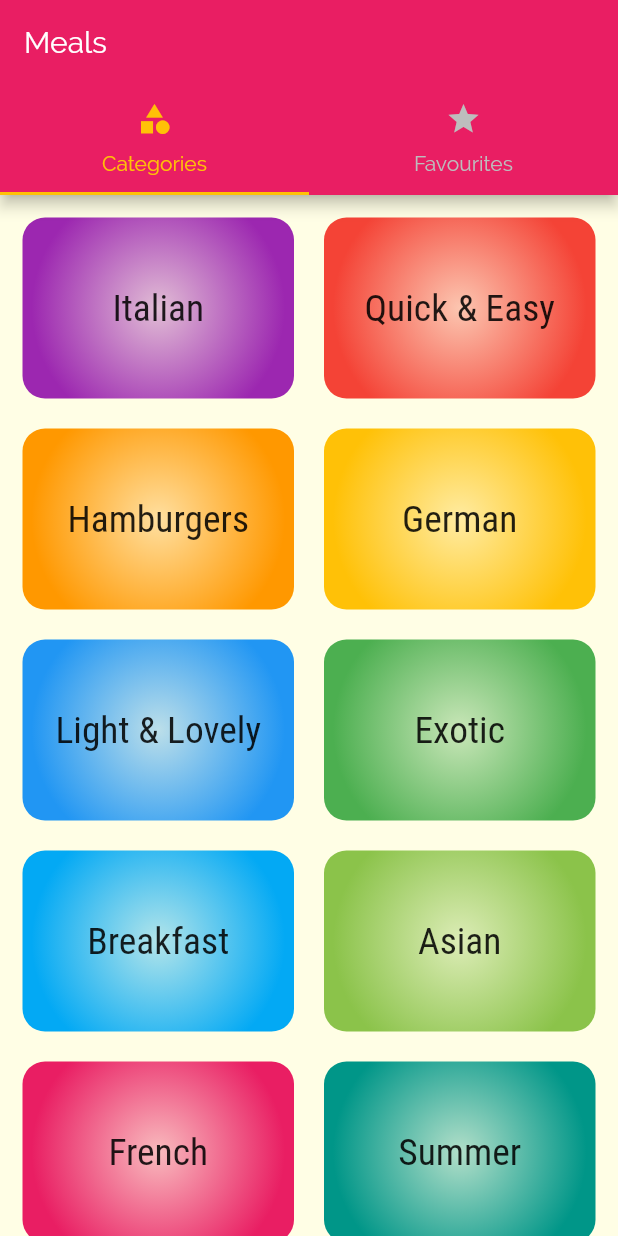
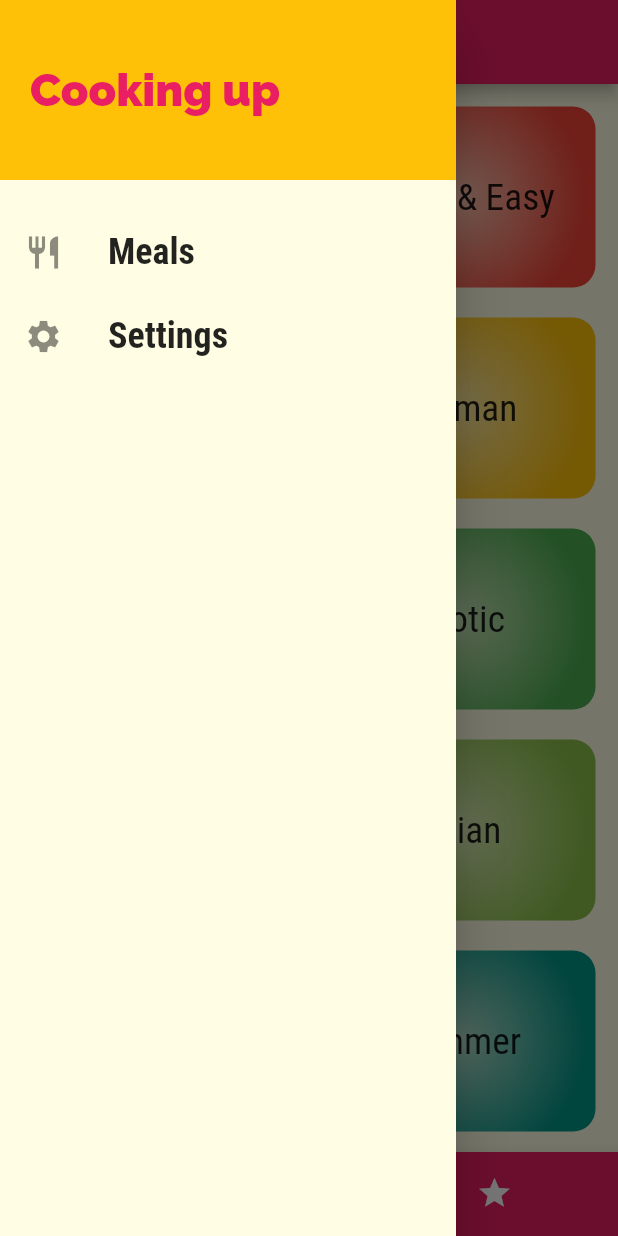
Before and after one commit to Tushtisachdeva01/Find_your_meal, a Flutter app: the screen it shows after launch, with the side drawer open (before the commit the screen has no drawer), on a phone screen of 412 x 824 dp. Run offline on Flutter 3.47's test engine with Material 2 defaults, Android fonts, the phone set to English and light mode, and no system bars.

Commit message:
Final commit

```diff
--- a/lib/main.dart
+++ b/lib/main.dart
@@ -1,13 +1,72 @@
 import 'package:flutter/material.dart';
 
-import './screens/tabs_screen.dart';
+import './dummydata.dart';
+import './screens/filter_screen.dart';
+import './screens/tab_screen2.dart';
 import './screens/mealDetail_screen.dart';
 import './screens/meals_screen.dart';
 import './screens/categories_screen.dart';
+import './models/meals.dart';
 
 void main() => runApp(MyApp());
 
-class MyApp extends StatelessWidget {
+class MyApp extends StatefulWidget {
+  @override
+  _MyAppState createState() => _MyAppState();
+}
+
+class _MyAppState extends State<MyApp> {
+  Map<String, bool> filters = {
+    'gluten': false,
+    'lactose': false,
+    'vegan': false,
+    'vegetarian': false,
+  };
+
+  List<Meal> availableMeal = DUMMY_MEALS;
+
+  List<Meal> favouriteMeal = [];
+
+  void setFilters(Map<String, bool> filterData) {
+    setState(() {
+      filters = filterData;
+      availableMeal = DUMMY_MEALS.where((meal) {
+        if (filters['gluten'] && !meal.isGlutenFree) {
+          return false;
+        }
+        if (filters['lactose'] && !meal.isLactoseFree) {
+          return false;
+        }
+        if (filters['vegan'] && !meal.isVegan) {
+          return false;
+        }
+        if (filters['vegetatian'] && !meal.isVegetarian) {
+          return false;
+        }
+        return true;
+      }).toList();
+    });
+  }
+
+  void toggleFavourite(String mealId) {
+    final index = favouriteMeal.indexWhere((meal) => meal.id == mealId);
+    if (index >= 0) {
+      setState(() {
+        favouriteMeal.removeAt(index);
+      });
+    } else {
+      setState(() {
+        favouriteMeal.add(
+        DUMMY_MEALS.firstWhere((meal) => meal.id == mealId),
+      );
+      });
+    }
+  }
+
+  bool isFav(String id){
+    return favouriteMeal.any((meal) => meal.id == id);
+  }
+
   @override
   Widget build(BuildContext context) {
     return MaterialApp(
@@ -28,10 +87,12 @@ class MyApp extends StatelessWidget {
               ),
             ),
       ),
-      home: TabScreen(),
+      initialRoute: '/start',
       routes: {
-        '/meals': (ctx) => MealsScreen(),
-        '/mealDetail': (ctx) => MealDetailScreen()
+        '/start': (ctx) => TabsScreen(favouriteMeal),
+        '/meals': (ctx) => MealsScreen(availableMeal),
+        '/mealDetail': (ctx) => MealDetailScreen(toggleFavourite ,isFav),
+        '/filters': (ctx) => FilterScreen(filters, setFilters),
         // MealDetailScreen.routeName : (ctx) =>MealDetailScreen()
       },
       onUnknownRoute: (settings) {
--- /dev/null
+++ b/lib/screens/tab_screen2.dart
@@ -0,0 +1,64 @@
+import 'package:flutter/material.dart';
+
+import '../widgets/drawer.dart';
+import './categories_screen.dart';
+import './favourite_screen.dart';
+import '../models/meals.dart';
+
+class TabsScreen extends StatefulWidget {
+
+  final List<Meal> favouriteMeals;
+  TabsScreen(this.favouriteMeals);
+
+  @override
+  _TabsScreenState createState() => _TabsScreenState();
+}
+
+class _TabsScreenState extends State<TabsScreen> {
+  List<Map<String, Object>> pages;
+
+  int selectedPageIndex = 0;
+
+  @override
+  void initState() {
+    pages = [
+    {'page': CategoryScreen(), 'title': 'Categories'},
+    {'page': FavouriteScreen(widget.favouriteMeals), 'title': ' Your Favourites'},
+  ];
+    super.initState();
+  }
+
+  void selectPage(int index) {
+    setState(() {
+      selectedPageIndex = index;
+    });
+  }
+
+  @override
+  Widget build(BuildContext context) {
+    return Scaffold(
+      appBar: AppBar(
+        title: Text(pages[selectedPageIndex]['title']),
+      ),
+      drawer: MainDrawer(),
+      body: pages[selectedPageIndex]['page'],
+      bottomNavigationBar: BottomNavigationBar(
+          onTap: selectPage,
+          backgroundColor: Theme.of(context).primaryColor,
+          unselectedItemColor: Colors.white,
+          selectedItemColor: Theme.of(context).accentColor,
+          currentIndex: selectedPageIndex,
+          type: BottomNavigationBarType.shifting,
+          items: [
+            BottomNavigationBarItem(
+                backgroundColor: Theme.of(context).primaryColor,
+                icon: Icon(Icons.category),
+                title: Text('Categories')),
+            BottomNavigationBarItem(
+                backgroundColor: Theme.of(context).primaryColor,
+                icon: Icon(Icons.star),
+                title: Text('Favourites')),
+          ]),
+    );
+  }
+}
--- a/lib/screens/tabs_screen.dart
+++ b/lib/screens/tabs_screen.dart
@@ -1,43 +1,43 @@
-import 'package:flutter/material.dart';
-import '../screens/categories_screen.dart';
-import '../screens/favourite_screen.dart';
+// import 'package:flutter/material.dart';
+// import '../screens/categories_screen.dart';
+// import '../screens/favourite_screen.dart';
 
-class TabScreen extends StatefulWidget {
-  @override
-  _TabScreenState createState() => _TabScreenState();
-}
+// class TabScreen extends StatefulWidget {
+//   @override
+//   _TabScreenState createState() => _TabScreenState();
+// }
 
-class _TabScreenState extends State<TabScreen> {
-  @override
-  Widget build(BuildContext context) {
-    return DefaultTabController(
-      length: 2,
-      child: Scaffold(
-        appBar: AppBar(
-          title: Text('Meals'),
-          bottom: TabBar(
-            unselectedLabelColor: Colors.grey[400],
-            labelColor: Colors.amber,
-            indicatorColor: Colors.amber,
-            tabs: <Widget>[
-              Tab(
-                icon: Icon(Icons.category),
-                text: 'Categories',
-              ),
-              Tab(
-                icon: Icon(Icons.star),
-                text: 'Favourites',
-              ),
-            ],
-          ),
-        ),
-        body: TabBarView(
-          children: <Widget>[
-            CategoryScreen(),
-            FavouriteScreen(),
-          ],
-        ),
-      ),
-    );
-  }
-}
+// class _TabScreenState extends State<TabScreen> {
+//   @override
+//   Widget build(BuildContext context) {
+//     return DefaultTabController(
+//       length: 2,
+//       child: Scaffold(
+//         appBar: AppBar(
+//           title: Text('Meals'),
+//           bottom: TabBar(
+//             unselectedLabelColor: Colors.grey[400],
+//             labelColor: Colors.amber,
+//             indicatorColor: Colors.amber,
+//             tabs: <Widget>[
+//               Tab(
+//                 icon: Icon(Icons.category),
+//                 text: 'Categories',
+//               ),
+//               Tab(
+//                 icon: Icon(Icons.star),
+//                 text: 'Favourites',
+//               ),
+//             ],
+//           ),
+//         ),
+//         body: TabBarView(
+//           children: <Widget>[
+//             CategoryScreen(),
+//             FavouriteScreen(),
+//           ],
+//         ),
+//       ),
+//     );
+//   }
+// }
--- /dev/null
+++ b/lib/widgets/drawer.dart
@@ -0,0 +1,61 @@
+import 'package:flutter/material.dart';
+
+class MainDrawer extends StatelessWidget {
+  Widget buildListTime(String title, IconData icon, Function tap) {
+    return ListTile(
+      leading: Icon(
+        icon,
+        size: 26,
+      ),
+      title: Text(
+        title,
+        style: TextStyle(
+          fontSize: 24,
+          fontFamily: 'RobotoCondensed',
+          fontWeight: FontWeight.bold,
+        ),
+      ),
+      onTap: tap,
+    );
+  }
+
+  @override
+  Widget build(BuildContext context) {
+    return Drawer(
+      child: Column(
+        children: <Widget>[
+          Container(
+            color: Theme.of(context).accentColor,
+            height: 120,
+            width: double.infinity,
+            padding: EdgeInsets.all(20),
+            alignment: Alignment.centerLeft,
+            child: Text(
+              'Cooking up',
+              style: TextStyle(
+                fontWeight: FontWeight.w900,
+                fontSize: 30,
+                color: Theme.of(context).primaryColor,
+              ),
+            ),
+          ),
+          SizedBox(height: 20),
+          buildListTime(
+            'Meals',
+            Icons.restaurant,
+            () {
+              Navigator.of(context).pushReplacementNamed('/start');
+            },
+          ),
+          buildListTime(
+            'Settings',
+            Icons.settings,
+            () {
+              Navigator.of(context).pushReplacementNamed('/filters');
+            },
+          ),
+        ],
+      ),
+    );
+  }
+}
--- a/lib/widgets/meal_item.dart
+++ b/lib/widgets/meal_item.dart
@@ -51,7 +51,11 @@ class MealItem extends StatelessWidget {
   }
 
   void selectMeal(BuildContext ctx) {
-    Navigator.of(ctx).pushNamed('/mealDetail', arguments : id);
+    Navigator.of(ctx).pushNamed('/mealDetail', arguments: id).then((result) {
+      if (result != null) {
+        // removeItem(result);
+      }
+    });
   }
 
   @override
```
Also changed, not shown: lib/screens/favourite_screen.dart (+26 -3 lines), lib/screens/filter_screen.dart (added, +122 -0 lines), lib/screens/mealDetail_screen.dart (+14 -1 lines), lib/screens/meals_screen.dart (+44 -20 lines).
